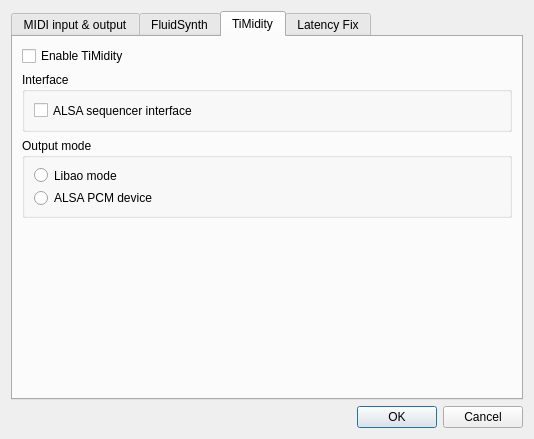
Above: src/GuiMidiSetupDialog.ui from pianobooster/PianoBooster before the change. Below: the same form after it.
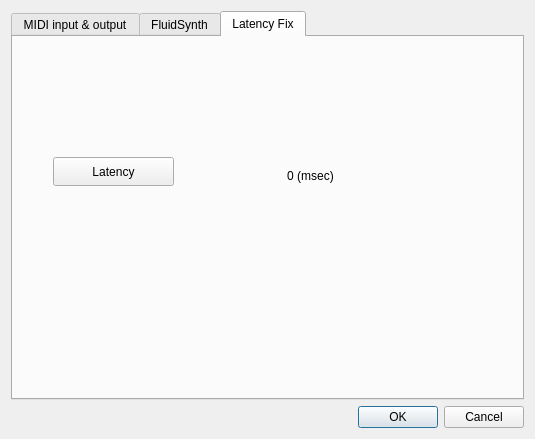
That is the form after the change. The open tabs and pages were chosen to show the change.

```diff
--- a/src/GuiMidiSetupDialog.ui
+++ b/src/GuiMidiSetupDialog.ui
@@ -6,7 +6,7 @@
    <rect>
     <x>0</x>
     <y>0</y>
-    <width>534</width>
+    <width>535</width>
     <height>439</height>
    </rect>
   </property>
@@ -310,96 +310,6 @@
        </item>
       </layout>
      </widget>
-     <widget class="QWidget" name="tab_4">
-      <attribute name="title">
-       <string notr="true">TiMidity</string>
-      </attribute>
-      <layout class="QVBoxLayout" name="verticalLayout_8">
-       <item>
-        <widget class="QCheckBox" name="enableTimidity">
-         <property name="text">
-          <string>Enable TiMidity</string>
-         </property>
-        </widget>
-       </item>
-       <item>
-        <widget class="QGroupBox" name="timiditySettingsGroupBox">
-         <property name="minimumSize">
-          <size>
-           <width>0</width>
-           <height>60</height>
-          </size>
-         </property>
-         <property name="maximumSize">
-          <size>
-           <width>16777215</width>
-           <height>60</height>
-          </size>
-         </property>
-         <property name="title">
-          <string>Interface</string>
-         </property>
-         <layout class="QVBoxLayout" name="verticalLayout_10">
-          <item>
-           <widget class="QCheckBox" name="timidityAlsa">
-            <property name="text">
-             <string>ALSA sequencer interface</string>
-            </property>
-           </widget>
-          </item>
-         </layout>
-        </widget>
-       </item>
-       <item>
-        <widget class="QGroupBox" name="timiditySettingsGroupBox2">
-         <property name="minimumSize">
-          <size>
-           <width>0</width>
-           <height>80</height>
-          </size>
-         </property>
-         <property name="maximumSize">
-          <size>
-           <width>16777215</width>
-           <height>80</height>
-          </size>
-         </property>
-         <property name="title">
-          <string>Output mode</string>
-         </property>
-         <layout class="QVBoxLayout" name="verticalLayout_9">
-          <item>
-           <widget class="QRadioButton" name="timidityLibaoMode">
-            <property name="text">
-             <string>Libao mode</string>
-            </property>
-           </widget>
-          </item>
-          <item>
-           <widget class="QRadioButton" name="timidityPcmDevice">
-            <property name="text">
-             <string>ALSA PCM device</string>
-            </property>
-           </widget>
-          </item>
-         </layout>
-        </widget>
-       </item>
-       <item>
-        <spacer name="verticalSpacer_4">
-         <property name="orientation">
-          <enum>Qt::Vertical</enum>
-         </property>
-         <property name="sizeHint" stdset="0">
-          <size>
-           <width>20</width>
-           <height>40</height>
-          </size>
-         </property>
-        </spacer>
-       </item>
-      </layout>
-     </widget>
      <widget class="QWidget" name="tab_3">
       <attribute name="title">
        <string>Latency Fix</string>
```
Left out of the diff: 2 changed lines with no effect on the pictures.
